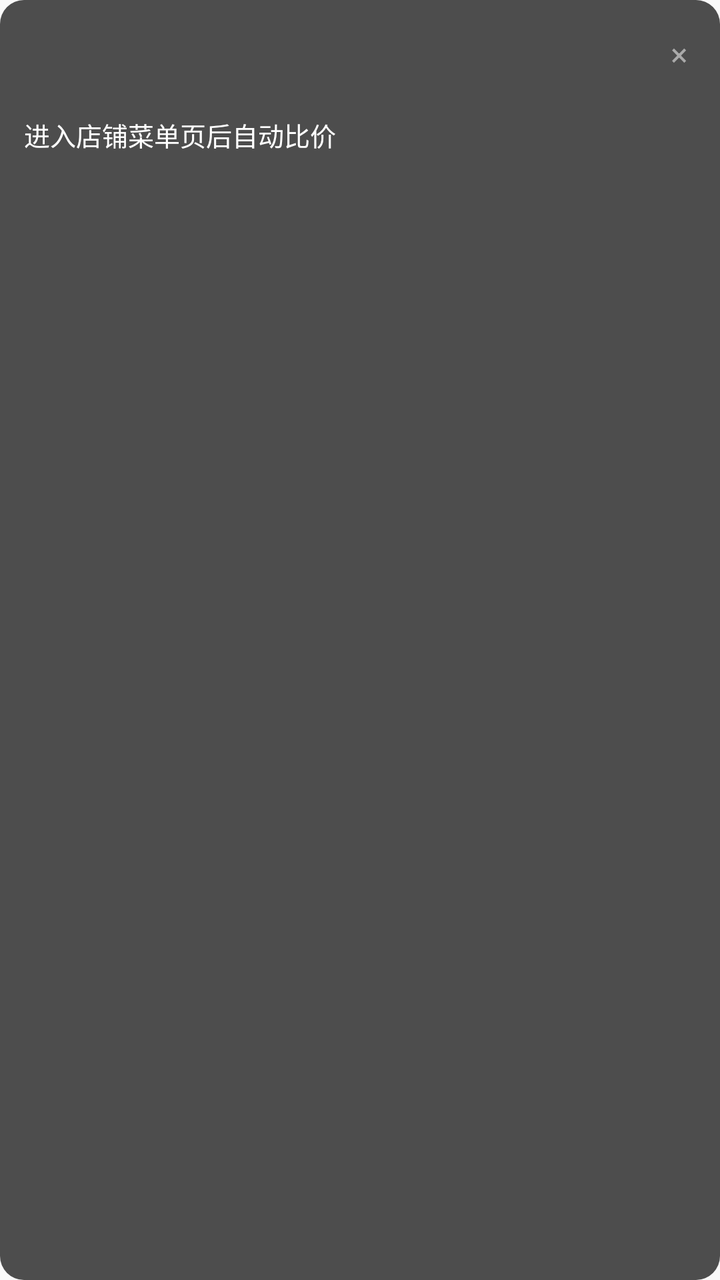
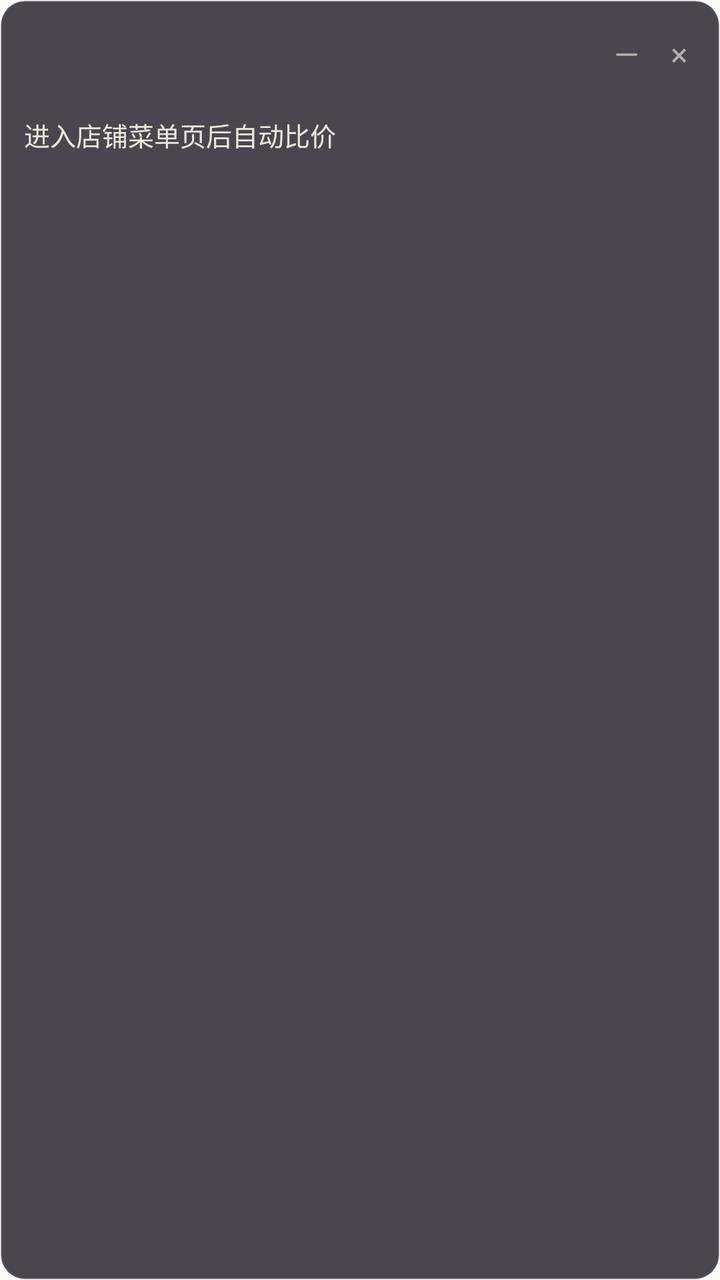

The first picture is an Android layout as it rendered before a commit; the second is the same layout after the commit. The layout source and the unified diff follow.
<!-- AndroidManifest.xml: application theme android:Theme.Material.Light.NoActionBar -->
<!-- res/layout/overlay_card.xml -->
<?xml version="1.0" encoding="utf-8"?>
<LinearLayout xmlns:android="http://schemas.android.com/apk/res/android"
    android:layout_width="wrap_content"
    android:layout_height="wrap_content"
    android:minWidth="240dp"
    android:background="@drawable/overlay_bg"
    android:orientation="vertical"
    android:padding="12dp">

    
    <LinearLayout
        android:layout_width="match_parent"
        android:layout_height="wrap_content"
        android:gravity="center_vertical"
        android:orientation="horizontal">

        <TextView
            android:id="@+id/overlay_store_name"
            android:layout_width="0dp"
            android:layout_height="wrap_content"
            android:layout_weight="1"
            android:ellipsize="end"
            android:singleLine="true"
            android:textColor="#FFFFFF"
            android:textSize="14sp"
            android:textStyle="bold" />

        <TextView
            android:id="@+id/overlay_close"
            android:layout_width="wrap_content"
            android:layout_height="wrap_content"
            android:layout_marginStart="8dp"
            android:padding="4dp"
            android:text="×"
            android:textColor="#AAAAAA"
            android:textSize="16sp" />
    </LinearLayout>

    
    <LinearLayout
        android:id="@+id/overlay_deals_container"
        android:layout_width="match_parent"
        android:layout_height="wrap_content"
        android:layout_marginTop="8dp"
        android:orientation="vertical" />

    
    <TextView
        android:id="@+id/overlay_placeholder"
        android:layout_width="match_parent"
        android:layout_height="wrap_content"
        android:layout_marginTop="8dp"
        android:text="进入店铺菜单页后自动比价"
        android:textColor="#FFFFFF"
        android:textSize="13sp" />
</LinearLayout>
<!-- resources referenced by this layout -->
<resources>
  <!-- drawable overlay_bg (drawable) -->
  <?xml version="1.0" encoding="utf-8"?>
  <shape xmlns:android="http://schemas.android.com/apk/res/android"
      android:shape="rectangle">
      <solid android:color="#CC222222" />
      <corners android:radius="12dp" />
  </shape>
</resources>

<!-- the commit's change to res/layout/overlay_card.xml (unified diff, before → after) -->
@@ -21,9 +21,19 @@
             android:layout_weight="1"
             android:ellipsize="end"
             android:singleLine="true"
-            android:textColor="#FFFFFF"
+            android:textColor="#ECE6DC"
             android:textSize="14sp"
             android:textStyle="bold" />
+
+        <TextView
+            android:id="@+id/overlay_collapse"
+            android:layout_width="wrap_content"
+            android:layout_height="wrap_content"
+            android:layout_marginStart="8dp"
+            android:padding="4dp"
+            android:text="—"
+            android:textColor="#B0AEA8"
+            android:textSize="16sp" />
 
         <TextView
             android:id="@+id/overlay_close"
@@ -32,7 +42,7 @@
             android:layout_marginStart="8dp"
             android:padding="4dp"
             android:text="×"
-            android:textColor="#AAAAAA"
+            android:textColor="#B0AEA8"
             android:textSize="16sp" />
     </LinearLayout>
 
@@ -51,6 +61,6 @@
         android:layout_height="wrap_content"
         android:layout_marginTop="8dp"
         android:text="进入店铺菜单页后自动比价"
-        android:textColor="#FFFFFF"
+        android:textColor="#ECE6DC"
         android:textSize="13sp" />
 </LinearLayout>
<!-- resource entries referenced after the edit -->
@@ -4,7 +4,10 @@
   <?xml version="1.0" encoding="utf-8"?>
   <shape xmlns:android="http://schemas.android.com/apk/res/android"
       android:shape="rectangle">
-      <solid android:color="#CC222222" />
+      <solid android:color="#EE3D3942" />
+      <stroke
+          android:width="1dp"
+          android:color="#22FFFFFF" />
       <corners android:radius="12dp" />
   </shape>
 </resources>
